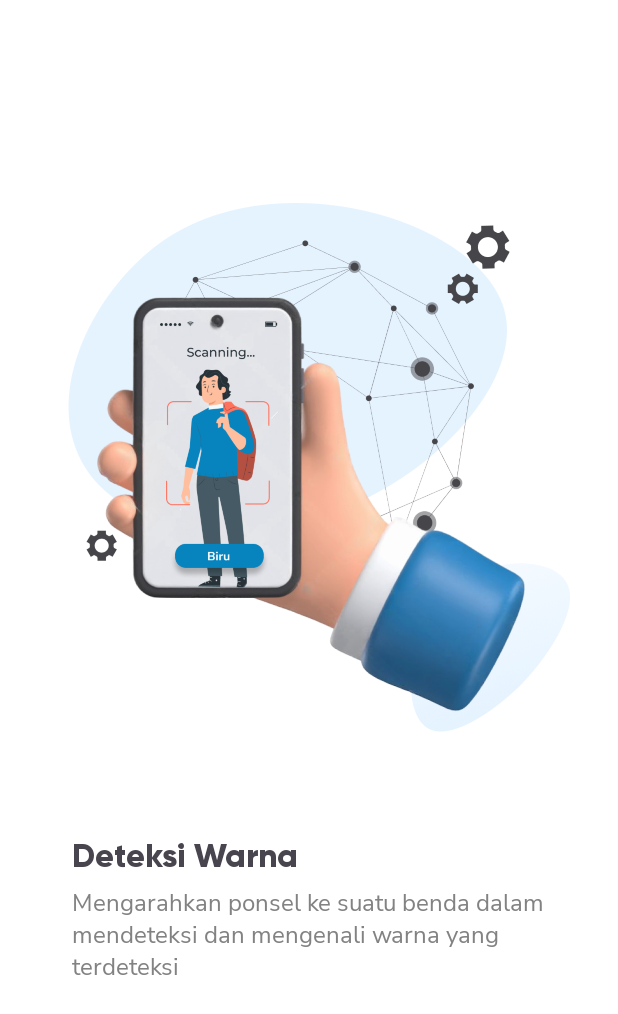
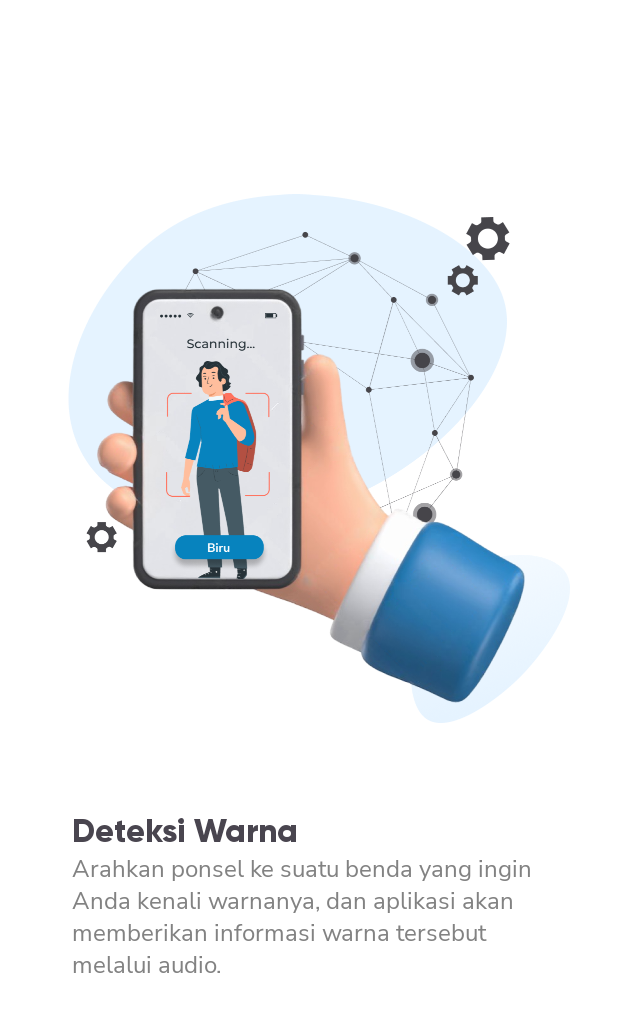
Before and after one commit to AlvinPradanaAntony/Color-Detection-for-Visually-Impaired-People, an Android app: the fragment FragmentOnBoarding2 shown on its own in the app's theme, on a phone screen of 412 x 824 dp. Shown: the top 1014 px of the screen. Run offline under Robolectric (Android 15) with nearby library versions, the phone set to English and light mode, and no system bars.

Commit message:
Fix Auto Resizing/Responsive All Screen Size on Onboarding Screen

```diff
--- a/app/src/main/java/com/devcode/colordetection/OnboardingActivity.kt
+++ b/app/src/main/java/com/devcode/colordetection/OnboardingActivity.kt
@@ -5,6 +5,7 @@ import androidx.appcompat.app.AppCompatActivity
 import android.os.Bundle
 import android.text.Html
 import android.widget.TextView
+import androidx.activity.enableEdgeToEdge
 import androidx.viewpager2.widget.ViewPager2
 import com.devcode.colordetection.databinding.ActivityOnboardingBinding
 
@@ -14,6 +15,7 @@ class OnboardingActivity : AppCompatActivity() {
     private lateinit var sectionsPagerAdapter: OnBoardingPagerAdapter
     private lateinit var indicators: Array<TextView?>
     override fun onCreate(savedInstanceState: Bundle?) {
+        enableEdgeToEdge()
         super.onCreate(savedInstanceState)
         binding = ActivityOnboardingBinding.inflate(layoutInflater)
         setContentView(binding.root)
--- a/app/src/main/res/layout/fragment_onboarding2.xml
+++ b/app/src/main/res/layout/fragment_onboarding2.xml
@@ -10,11 +10,13 @@
     <ImageView
         android:id="@+id/iv_img"
         android:layout_width="347dp"
-        android:layout_height="365dp"
+        android:layout_height="0dp"
         android:layout_gravity="center"
-        android:layout_marginTop="135dp"
+        app:layout_constraintHeight_percent="0.45"
+        android:layout_marginTop="85dp"
         android:contentDescription="onboarding_image_2"
         android:src="@drawable/image_onboarding2"
+        app:layout_constraintBottom_toTopOf="@+id/text_header"
         app:layout_constraintEnd_toEndOf="parent"
         app:layout_constraintStart_toStartOf="parent"
         app:layout_constraintTop_toTopOf="parent" />
@@ -23,27 +25,26 @@
         android:id="@+id/text_header"
         android:layout_width="0dp"
         android:layout_height="wrap_content"
-        android:layout_marginTop="55dp"
+        android:layout_marginHorizontal="20dp"
         android:fontFamily="@font/fo_gilroy_extra_bold"
         android:text="Deteksi Warna"
         android:textSize="22sp"
-        android:layout_marginHorizontal="20dp"
+        app:layout_constraintBottom_toTopOf="@+id/text_description"
         app:layout_constraintEnd_toEndOf="parent"
-        app:layout_constraintStart_toStartOf="parent"
-        app:layout_constraintTop_toBottomOf="@+id/iv_img" />
+        app:layout_constraintStart_toStartOf="parent" />
 
     <TextView
         android:id="@+id/text_description"
         style="@style/TextNormal"
         android:layout_width="0dp"
         android:layout_height="wrap_content"
-        android:layout_marginTop="6dp"
         android:fontFamily="@font/fo_nunito_sans_reguler"
-        android:text="Mengarahkan ponsel ke suatu benda dalam mendeteksi dan mengenali warna yang terdeteksi"
+        android:text="Arahkan ponsel ke suatu benda yang ingin Anda kenali warnanya, dan aplikasi akan memberikan informasi warna tersebut melalui audio."
         android:textSize="16sp"
+        android:layout_marginBottom="170dp"
+        app:layout_constraintBottom_toBottomOf="parent"
         app:layout_constraintEnd_toEndOf="@+id/text_header"
-        app:layout_constraintStart_toStartOf="@+id/text_header"
-        app:layout_constraintTop_toBottomOf="@+id/text_header" />
+        app:layout_constraintStart_toStartOf="@+id/text_header" />
 
 
 </androidx.constraintlayout.widget.ConstraintLayout>
```
Also changed, not shown: app/src/main/res/layout/activity_onboarding.xml (+4 -4 lines), app/src/main/res/layout/fragment_onboarding_1.xml (+5 -3 lines), 108 other files.
